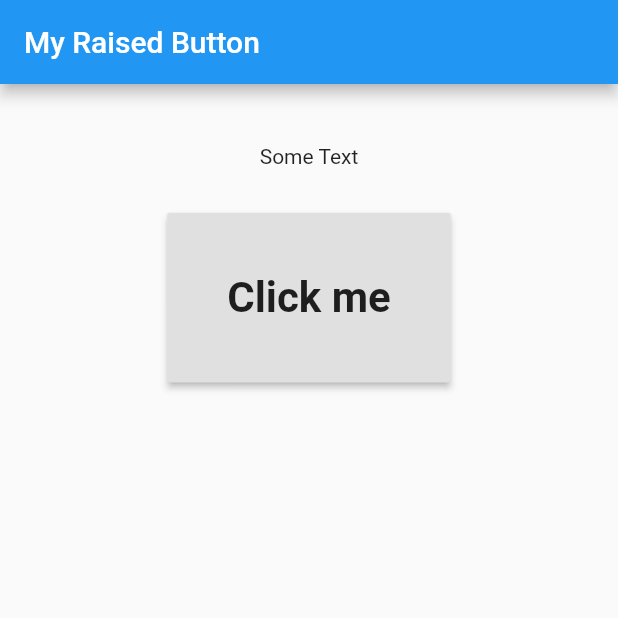
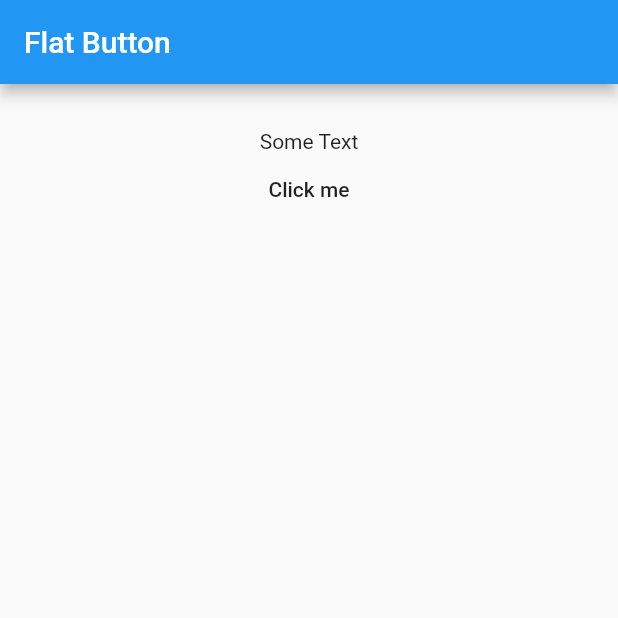
Before and after one commit to zabochen/FlutterCoreApp, a Flutter app: the screen it shows after launch, on a phone screen of 412 x 824 dp, the top half of it. Run offline on Flutter 3.47's test engine with Material 2 defaults, Android fonts, the phone set to English and light mode, and no system bars.

Commit message:
FlatButton

```diff
--- /dev/null
+++ b/lib/button/flat_button.dart
@@ -0,0 +1,44 @@
+import 'package:flutter/material.dart';
+
+class MyFlatButton extends StatefulWidget {
+  @override
+  State<StatefulWidget> createState() {
+    return _State();
+  }
+}
+
+class _State extends State<MyFlatButton> {
+  String _appBarTitle = "Flat Button";
+  String _someText = "Some Text";
+
+  void _onPressed() {
+    setState(() {
+      _someText = DateTime.now().toString();
+    });
+  }
+
+  @override
+  Widget build(BuildContext context) {
+    return Scaffold(
+      appBar: AppBar(
+        title: Text(_appBarTitle),
+      ),
+      body: Container(
+        child: Padding(
+          padding: EdgeInsets.all(30.0),
+          child: Center(
+            child: Column(
+              children: <Widget>[
+                Text(_someText),
+                FlatButton(
+                  onPressed: _onPressed,
+                  child: Text("Click me"),
+                )
+              ],
+            ),
+          ),
+        ),
+      ),
+    );
+  }
+}
--- a/lib/main.dart
+++ b/lib/main.dart
@@ -1,8 +1,8 @@
 import 'package:flutter/material.dart';
-import 'package:flutter_core_app/button/raised_button.dart';
+import 'package:flutter_core_app/button/flat_button.dart';
 
 void main() {
   runApp(MaterialApp(
-    home: MyRaisedButton(),
+    home: MyFlatButton(),
   ));
 }
```
